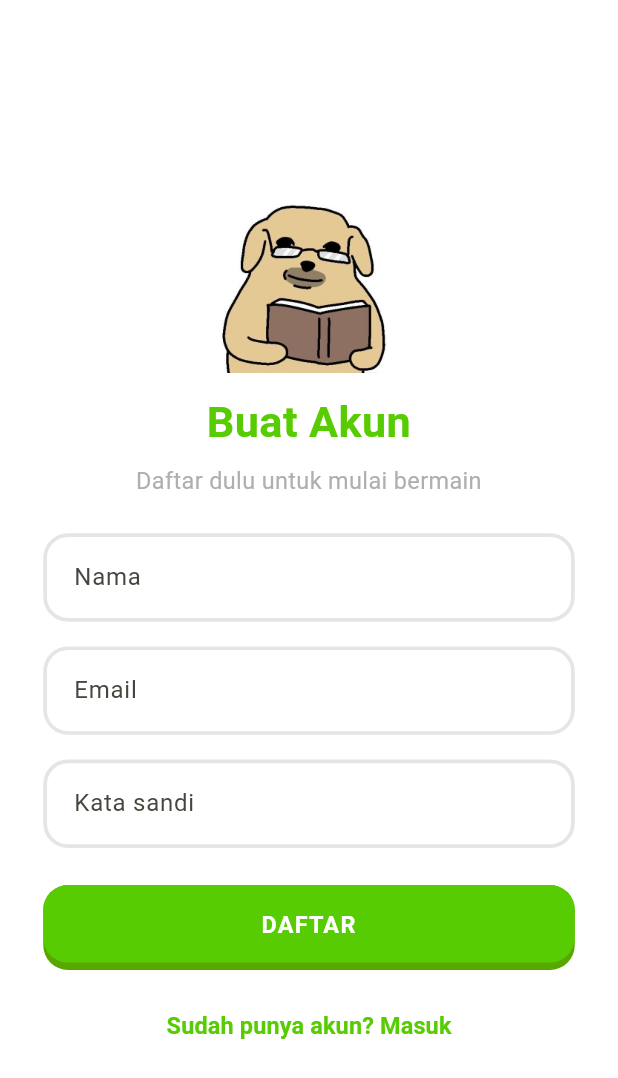
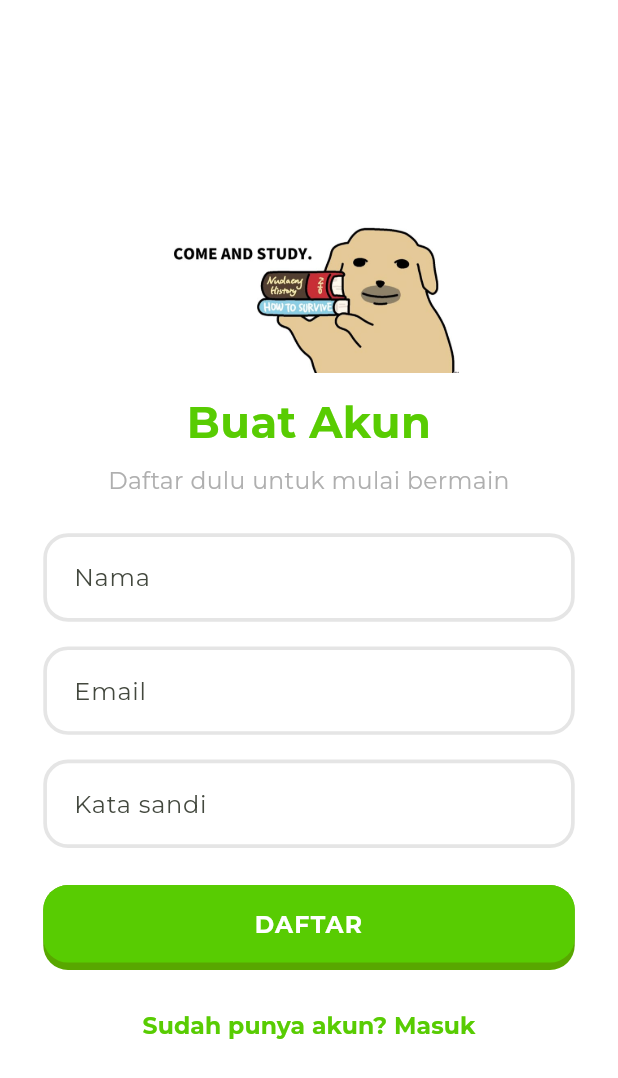
Before and after one commit to reppiw/UTSlabPMRevita, a Flutter app: the screen it shows after launch, after a tap on "Belum punya akun? Daftar", on a phone screen of 412 x 824 dp. Shown: the top 1078 px of the screen. Run offline on Flutter 3.47's test engine with Material 3 defaults, Android fonts, the phone set to English and light mode, and no system bars; accounts and stored records are empty; Roboto replaces fonts that are missing (Poppins).

Commit message:
opening screen

```diff
--- a/lib/main.dart
+++ b/lib/main.dart
@@ -3,6 +3,7 @@ import 'package:provider/provider.dart';
 import 'providers/auth_provider.dart';
 import 'providers/quiz_provider.dart';
 import 'screens/login_screen.dart';
+import 'screens/splash_screen.dart';
 import 'utils/app_colors.dart';
 
 void main() {
@@ -26,13 +27,13 @@ class MyApp extends StatelessWidget {
       title: 'KuisKu',
       debugShowCheckedModeBanner: false,
       theme: ThemeData(
-        fontFamily: 'Poppins',
+        fontFamily: 'Montserrat',
         colorScheme: ColorScheme.fromSeed(seedColor: AppColors.primary)
             .copyWith(primary: AppColors.primary),
         scaffoldBackgroundColor: AppColors.background,
         useMaterial3: true,
       ),
-      home: const LoginScreen(),
+      home: const SplashScreen(),
     );
   }
 }
--- a/lib/screens/login_screen.dart
+++ b/lib/screens/login_screen.dart
@@ -87,7 +87,7 @@ class _LoginScreenState extends State<LoginScreen> {
                 mainAxisAlignment: MainAxisAlignment.center,
                 children: [
                   Image.asset(
-                    'lib/assets/images/icon22.png',
+                    'lib/assets/images/icon55.png',
                     height: imageHeight,
                     fit: BoxFit.contain,
                     errorBuilder: (_, __, ___) =>
--- /dev/null
+++ b/lib/screens/splash_screen.dart
@@ -0,0 +1,154 @@
+import 'package:flutter/material.dart';
+import '../utils/app_colors.dart';
+import '../utils/responsive.dart';
+import '../widgets/bouncing_text.dart';
+import 'login_screen.dart';
+
+class SplashScreen extends StatefulWidget {
+  const SplashScreen({super.key});
+
+  @override
+  State<SplashScreen> createState() => _SplashScreenState();
+}
+
+class _SplashScreenState extends State<SplashScreen>
+    with SingleTickerProviderStateMixin {
+  late final AnimationController _controller;
+  late final Animation<Offset> _slide;
+  bool _showCurtain = true;
+
+  @override
+  void initState() {
+    super.initState();
+
+    _controller = AnimationController(
+      vsync: this,
+      duration: const Duration(milliseconds: 3200),
+    )
+      ..addStatusListener((status) {
+        // Setelah tirai naik penuh, lepas dari layar.
+        if (status == AnimationStatus.completed && mounted) {
+          setState(() => _showCurtain = false);
+        }
+      })
+      ..forward();
+
+    // Turun dari atas -> diam (loading) -> ditarik ke atas.
+    _slide = TweenSequence<Offset>([
+      TweenSequenceItem(
+        tween: Tween<Offset>(
+          begin: const Offset(0, -1),
+          end: Offset.zero,
+        ).chain(CurveTween(curve: Curves.easeOutCubic)),
+        weight: 22,
+      ),
+      TweenSequenceItem(
+        tween: ConstantTween<Offset>(Offset.zero),
+        weight: 56,
+      ),
+      TweenSequenceItem(
+        tween: Tween<Offset>(
+          begin: Offset.zero,
+          end: const Offset(0, -1),
+        ).chain(CurveTween(curve: Curves.easeInCubic)),
+        weight: 22,
+      ),
+    ]).animate(_controller);
+  }
+
+  @override
+  void dispose() {
+    _controller.dispose();
+    super.dispose();
+  }
+
+  @override
+  Widget build(BuildContext context) {
+    return Stack(
+      children: [
+        // Halaman login sudah siap di bawah tirai.
+        const LoginScreen(),
+        if (_showCurtain)
+          SlideTransition(
+            position: _slide,
+            child: _Curtain(animation: _controller),
+          ),
+      ],
+    );
+  }
+}
+
+class _Curtain extends StatelessWidget {
+  final Animation<double> animation;
+
+  const _Curtain({required this.animation});
+
+  @override
+  Widget build(BuildContext context) {
+    final r = Responsive(context);
+    final barWidth = r.w(55);
+    final barHeight = r.sp(2.8);
+    final imageHeight = r.isLandscape ? r.h(28) : r.h(20);
+
+    return Material(
+      type: MaterialType.transparency,
+      child: Container(
+        width: double.infinity,
+        height: double.infinity,
+        color: AppColors.primary,
+        child: SafeArea(
+          child: Center(
+            child: SingleChildScrollView(
+              child: Column(
+                mainAxisSize: MainAxisSize.min,
+                children: [
+                  SizedBox(height: r.h(2)),
+                  BouncingText(
+                    text: 'HexenQ',
+                    jumpHeight: r.sp(3),
+                    style: TextStyle(
+                      fontSize: r.sp(14),
+                      fontWeight: FontWeight.w700,
+                      color: AppColors.onPrimary,
+                    ),
+                  ),
+                  SizedBox(height: r.h(4)),
+                  // Bar loading
+                  AnimatedBuilder(
+                    animation: animation,
+                    builder: (context, _) {
+                      final progress =
+                          ((animation.value - 0.22) / 0.56).clamp(0.0, 1.0);
+                      return ClipRRect(
+                        borderRadius: BorderRadius.circular(barHeight),
+                        child: SizedBox(
+                          width: barWidth,
+                          height: barHeight,
+                          child: LinearProgressIndicator(
+                            value: progress,
+                            backgroundColor: AppColors.primaryShadow,
+                            valueColor: AlwaysStoppedAnimation<Color>(
+                              AppColors.onPrimary,
+                            ),
+                          ),
+                        ),
+                      );
+                    },
+                  ),
+                  SizedBox(height: r.h(1.5)),
+                  Text(
+                    'Loading...',
+                    style: TextStyle(
+                      fontSize: r.sp(3.8),
+                      color: AppColors.onPrimary,
+                    ),
+                  ),
+                ],
+              ),
+            ),
+          ),
+        ),
+      ),
+    );
+  }
+}
--- /dev/null
+++ b/lib/widgets/bouncing_text.dart
@@ -0,0 +1,74 @@
+import 'dart:math' as math;
+import 'package:flutter/material.dart';
+
+class BouncingText extends StatefulWidget {
+  final String text;
+  final TextStyle style;
+  final double jumpHeight;
+  final Duration duration;
+
+  const BouncingText({
+    super.key,
+    required this.text,
+    required this.style,
+    required this.jumpHeight,
+    this.duration = const Duration(milliseconds: 1600),
+  });
+
+  @override
+  State<BouncingText> createState() => _BouncingTextState();
+}
+
+class _BouncingTextState extends State<BouncingText>
+    with SingleTickerProviderStateMixin {
+  late final AnimationController _controller;
+
+  // Bagian siklus yang dipakai satu huruf untuk satu lompatan.
+  static const double _window = 0.22;
+
+  @override
+  void initState() {
+    super.initState();
+    _controller = AnimationController(vsync: this, duration: widget.duration)
+      ..repeat();
+  }
+
+  @override
+  void dispose() {
+    _controller.dispose();
+    super.dispose();
+  }
+
+  /// Tinggi lompatan huruf ke-[index], 0 saat tidak sedang melompat.
+  double _offsetFor(int index, int count, double t) {
+    final start = index * (1 - _window) / count;
+    final local = (t - start) / _window;
+    if (local < 0 || local > 1) return 0;
+    return -math.sin(local * math.pi) * widget.jumpHeight;
+  }
+
+  @override
+  Widget build(BuildContext context) {
+    final letters = widget.text.split('');
+
+    return AnimatedBuilder(
+      animation: _controller,
+      builder: (context, _) {
+        return Row(
+          mainAxisSize: MainAxisSize.min,
+          crossAxisAlignment: CrossAxisAlignment.end,
+          children: [
+            for (int i = 0; i < letters.length; i++)
+              Transform.translate(
+                offset: Offset(
+                  0,
+                  _offsetFor(i, letters.length, _controller.value),
+                ),
+                child: Text(letters[i], style: widget.style),
+              ),
+          ],
+        );
+      },
+    );
+  }
+}
--- a/pubspec.yaml
+++ b/pubspec.yaml
@@ -31,6 +31,8 @@ flutter:
     - lib/assets/images/icon22.png
     - lib/assets/images/icon33.png
     - lib/assets/images/icon44.png
+    - lib/assets/images/icon55.png
+
   fonts:
     - family: Montserrat
       fonts:
```
Also changed, not shown: lib/assets/images/icon55.png (added).
